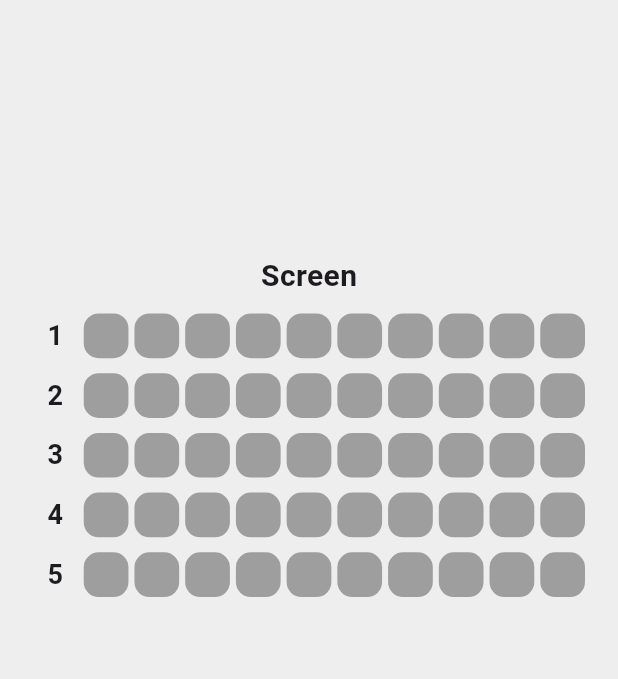
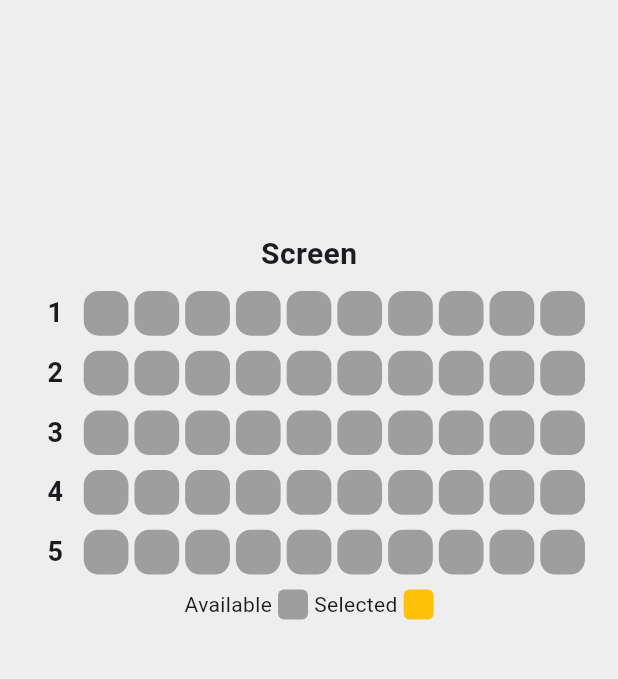
Before and after one commit to this-is-spartaa/flutter-seat-app, a Flutter app: the screen it shows after launch, on a phone screen of 412 x 824 dp, the part 84-763 px from its top. Run offline on Flutter 3.47's test engine with Material 3 defaults, Android fonts, the phone set to English and light mode, and no system bars.

Commit message:
add SeatSelectBox

```diff
--- a/lib/seat_select_box.dart
+++ b/lib/seat_select_box.dart
@@ -26,8 +26,39 @@ class SeatSelectBox extends StatelessWidget {
           row(4),
           SizedBox(height: 10),
           row(5),
+          SizedBox(height: 10),
+          Row(
+            mainAxisAlignment: MainAxisAlignment.center,
+            children: [
+              seatInfo('Available', Colors.grey),
+              SizedBox(width: 4),
+              seatInfo('Selected', Colors.amber),
+            ],
+          ),
         ],
       ),
+    );
+  }
+
+  Row seatInfo(String text, Color color) {
+    return Row(
+      children: [
+        Text(
+          text,
+          style: TextStyle(
+            fontSize: 14,
+          ),
+        ),
+        SizedBox(width: 4),
+        Container(
+          width: 20,
+          height: 20,
+          decoration: BoxDecoration(
+            color: color,
+            borderRadius: BorderRadius.circular(4),
+          ),
+        )
+      ],
     );
   }
 
```
